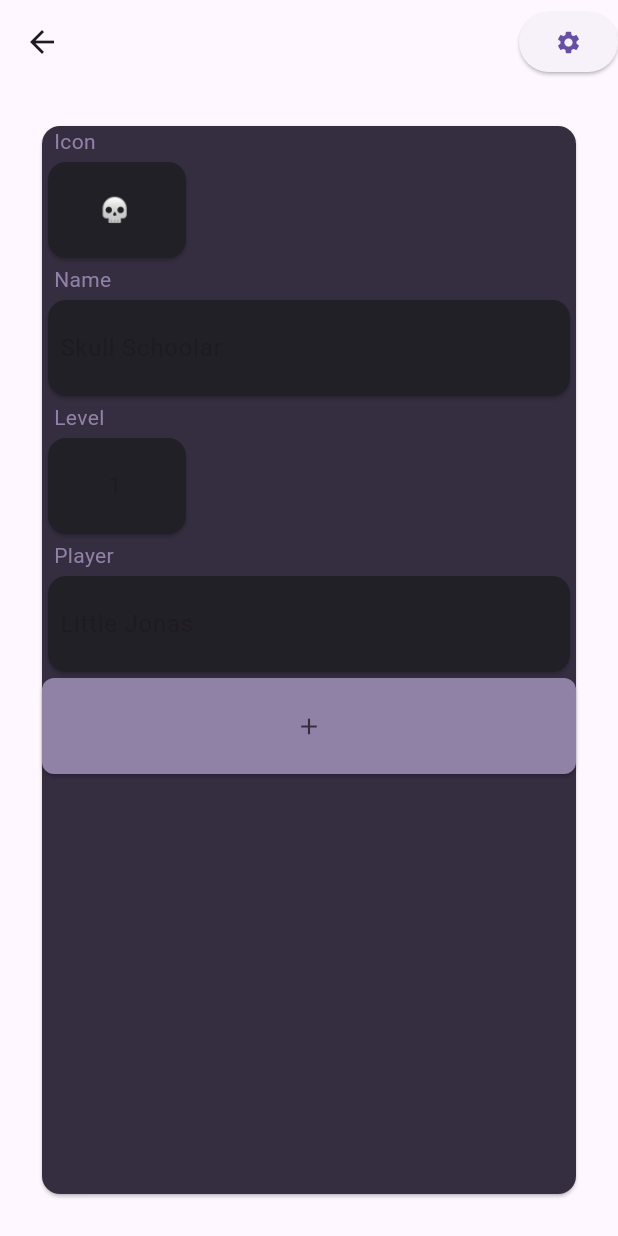
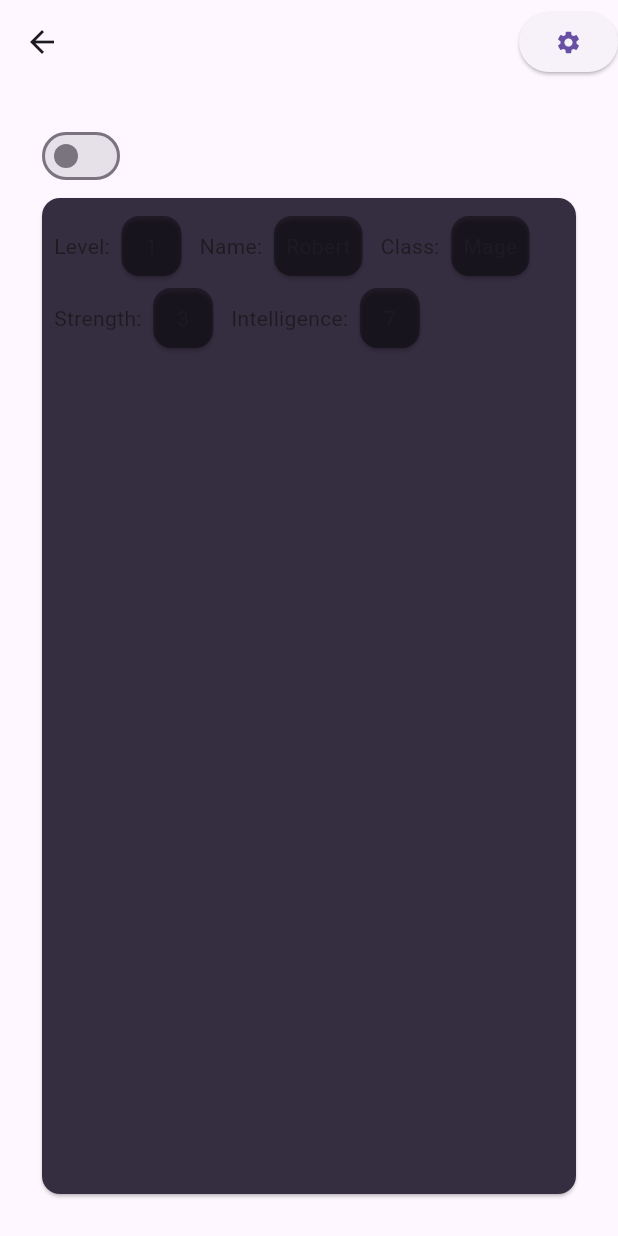
Before and after one commit to ever-jr/easy_rpg, a Flutter app: the CharacterPage screen opened by its route, on a phone screen of 412 x 824 dp. Run offline on Flutter 3.47's test engine with Material 3 defaults, Android fonts, the phone set to English and light mode, and no system bars; generated files the repository leaves out were written again.

Commit message:
projeto nao finalizado

```diff
--- a/lib/main.dart
+++ b/lib/main.dart
@@ -1,13 +1,22 @@
+import 'package:easy_rpg/src/data/character_properties.dart';
 import 'package:flutter/material.dart';
-
 import 'src/app.dart';
 import 'src/settings/settings_controller.dart';
 import 'src/settings/settings_service.dart';
 
 void main() async {
+  WidgetsFlutterBinding.ensureInitialized();
+
   // Set up the SettingsController, which will glue user settings to multiple
   // Flutter Widgets.
   final settingsController = SettingsController(SettingsService());
+  final initialCharacterProperties = CharacterProperties([
+    CharacterProperty(name: "Level", value: 1),
+    CharacterProperty(name: "Name", value: "Robert"),
+    CharacterProperty(name: "Class", value: "Mage"),
+    CharacterProperty(name: "Strength", value: 3),
+    CharacterProperty(name: "Intelligence", value: 7),
+  ]);
 
   // Load the user's preferred theme while the splash screen is displayed.
   // This prevents a sudden theme change when the app is first displayed.
@@ -16,5 +25,8 @@ void main() async {
   // Run the app and pass in the SettingsController. The app listens to the
   // SettingsController for changes, then passes it further down to the
   // SettingsView.
-  runApp(MyApp(settingsController: settingsController));
+  runApp(MyApp(
+    settingsController: settingsController,
+    characterProperties: initialCharacterProperties,
+  ));
 }
--- /dev/null
+++ b/lib/models/player.dart
@@ -0,0 +1,57 @@
+import 'package:easy_rpg/src/data/character_properties.dart';
+import 'package:flutter/material.dart';
+
+
+class Identifier {
+  final int id;
+  const Identifier(this.id);
+}
+
+enum PlayerOnlineState { online, offline }
+
+class Player {
+  Player({
+    required this.id,
+    this.character,
+    this.onlineState = PlayerOnlineState.offline,
+  });
+
+  final Identifier id;
+  PlayerOnlineState onlineState;
+
+  Character? character;
+}
+
+class PlayerNotifier extends ChangeNotifier {
+  Player? _player;
+  Player? get player => _player;
+
+  bool get isLoggedIn => player != null;
+
+  void setPlayer(Identifier id) {
+    _player = Player(id: id);
+    notifyListeners();
+  }
+
+  void logout() {
+    _player = null;
+    notifyListeners();
+  }
+}
+
+
+class Character {
+  Character({
+    required this.id,
+    required this.name,
+    required this.properties,
+  });
+
+  final Identifier id;
+  final String name;
+  final CharacterProperties properties;
+  MapPosition? mapPosition;
+}
+
+
+class MapPosition {}
--- a/lib/src/app.dart
+++ b/lib/src/app.dart
@@ -1,7 +1,12 @@
+import 'package:easy_rpg/models/player.dart';
+import 'package:easy_rpg/src/components/map.dart';
+import 'package:easy_rpg/src/data/character_properties.dart';
 import 'package:easy_rpg/src/pages/character_page.dart';
 import 'package:easy_rpg/src/pages/chat_page.dart';
-import 'package:easy_rpg/src/pages/home_page.dart';
+import 'package:easy_rpg/src/pages/login_page.dart';
+import 'package:easy_rpg/src/pages/world_map_page.dart';
 import 'package:easy_rpg/src/pages/items_page.dart';
+import 'package:easy_rpg/src/parser/cartography.dart';
 import 'package:flutter/material.dart';
 import 'package:flutter_gen/gen_l10n/app_localizations.dart';
 import 'package:flutter_localizations/flutter_localizations.dart';
@@ -12,13 +17,23 @@ import 'settings/settings_controller.dart';
 import 'settings/settings_view.dart';
 
 /// The Widget that configures your application.
-class MyApp extends StatelessWidget {
+class MyApp extends StatefulWidget {
   const MyApp({
     super.key,
     required this.settingsController,
+    required this.characterProperties,
   });
 
   final SettingsController settingsController;
+
+  final CharacterProperties characterProperties;
+
+  @override
+  State<MyApp> createState() => _MyAppState();
+}
+
+class _MyAppState extends State<MyApp> {
+  final playerNotifier = PlayerNotifier();
 
   @override
   Widget build(BuildContext context) {
@@ -27,7 +42,7 @@ class MyApp extends StatelessWidget {
     // The ListenableBuilder Widget listens to the SettingsController for changes.
     // Whenever the user updates their settings, the MaterialApp is rebuilt.
     return ListenableBuilder(
-      listenable: settingsController,
+      listenable: widget.settingsController,
       builder: (BuildContext context, Widget? child) {
         return MaterialApp(
           // Providing a restorationScopeId allows the Navigator built by the
@@ -64,7 +79,7 @@ class MyApp extends StatelessWidget {
           // SettingsController to display the correct theme.
           theme: ThemeData(),
           darkTheme: ThemeData.dark(),
-          themeMode: settingsController.themeMode,
+          themeMode: widget.settingsController.themeMode,
 
           // Define a function to handle named routes in order to support
           // Flutter web url navigation and deep linking.
@@ -73,9 +88,6 @@ class MyApp extends StatelessWidget {
               settings: routeSettings,
               builder: (BuildContext context) {
                 switch (routeSettings.name) {
-                  case HomePage.routeName:
-                    return const HomePage();
-
                   case ChatPage.routeName:
                     return const ChatPage();
 
@@ -83,17 +95,32 @@ class MyApp extends StatelessWidget {
                     return const ItemsPage();
 
                   case CharacterPage.routeName:
-                    return const CharacterPage();
+                    return CharacterPage(
+                        characterProperties: widget.characterProperties);
 
                   case SettingsView.routeName:
-                    return SettingsView(controller: settingsController);
+                    return SettingsView(controller: widget.settingsController);
 
                   case SampleItemDetailsView.routeName:
                     return const SampleItemDetailsView();
 
                   case SampleItemListView.routeName:
+                  case WorldMapPage.routeName:
                   default:
-                    return const HomePage();
+                    return ListenableBuilder(
+                      listenable: playerNotifier,
+                      builder: (BuildContext context, Widget? child) {
+                        if (!playerNotifier.isLoggedIn) {
+                          return LoginPage(playerNotifier: playerNotifier);
+                        }
+
+                        return WorldMapPage(
+                          map: GridMap(
+                            elements: Cartography.dataIntoList(mapExample),
+                          ),
+                        );
+                      },
+                    );
                 }
               },
             );
--- /dev/null
+++ b/lib/src/data/character_properties.dart
@@ -0,0 +1,24 @@
+class CharacterProperties {
+  final List<CharacterProperty> _properties;
+
+  CharacterProperties(this._properties);
+
+  int get length => _properties.length;
+
+  CharacterProperty at(int index) {
+    return _properties.elementAt(index);
+  }
+}
+
+class CharacterProperty {
+  final String name;
+  dynamic value;
+
+  CharacterProperty({required this.name, this.value});
+
+  void setValue(dynamic newValue) {
+    if (value != newValue) {
+      value = newValue;
+    }
+  }
+}
--- a/lib/src/pages/character_page.dart
+++ b/lib/src/pages/character_page.dart
@@ -1,28 +1,86 @@
+import 'package:easy_rpg/src/data/character_properties.dart';
 import 'package:easy_rpg/src/settings/color_palette.dart';
 import 'package:flutter/material.dart';
 
+const characterSheetData = {
+  "type": "sheet",
+  "content": [
+    {
+      "name": "level",
+      "type": "number",
+      "size": 0,
+      "value": 1
+    },
+    {
+      "name": "class",
+      "type": "text",
+      "size": 1,
+      "value": "warrior"
+    },
+
+    {
+      "name": "health",
+      "type": "text",
+      "size": 1,
+      "value": 9
+    },
+
+    {
+      "name": "max_health",
+      "type": "text",
+      "size": 1,
+      "value": 10
+    },
+
+    {
+      "name": "health_bar",
+      "type": "text",
+      "size": 1,
+      "value": "{health}/{max_health}",
+      "readonly": true
+    },
+
+    {
+      "name": "dexterity",
+      "type": "number",
+      "size": 0,
+      "value": 12
+    },
+    {
+      "name": "strength",
+      "type": "number",
+      "size": 0,
+      "value": 8
+    },
+    {
+      "name": "intelligence",
+      "type": "number",
+      "size": 0,
+      "value": 16
+    },
+  ]
+};
+
+
+enum SheetInputType {
+  small, medium, big
+}
+
 class CharacterPage extends StatefulWidget {
   static const String routeName = '/character';
+  final CharacterProperties characterProperties;
 
-  const CharacterPage({super.key});
+  const CharacterPage({super.key, required this.characterProperties});
 
   @override
   State<CharacterPage> createState() => _CharacterPageState();
 }
 
 class _CharacterPageState extends State<CharacterPage> {
-  final iconController = TextEditingController();
-  final nameController = TextEditingController();
-  final levelController = TextEditingController();
-  final playerController = TextEditingController();
+  bool isEditing = false;
 
   @override
   Widget build(BuildContext context) {
-    iconController.text = "💀";
-    nameController.text = "Skull Schoolar";
-    levelController.text = "1";
-    playerController.text = "Little Jonas";
-
     return Scaffold(
       appBar: AppBar(
         actions: [
@@ -32,41 +90,43 @@ class _CharacterPageState extends State<CharacterPage> {
           ),
         ],
       ),
-      body: SizedBox(
+      body: Padding(
+        padding: const EdgeInsets.all(24.0),
+        child: SizedBox(
           height: double.infinity,
-        child: Padding(
-          padding: const EdgeInsets.all(24),
+          child: Column(
+            children: [
+              Row(
+                children: [
+                  Switch(
+                    value: isEditing,
+                    onChanged: (bool newValue) {
+                      setState(() {
+                        isEditing = !isEditing;
+                      });
+                    },
+                  ),
+                  Text(isEditing ? "Editing" : ""),
+                ],
+              ),
+              Expanded(
+                child: SizedBox(
+                  width: double.infinity,
                   child: Card(
                     color: ColorPalette.lessDark,
-            child: Wrap(
-              alignment: WrapAlignment.spaceBetween,
-              spacing: 12.0,
-              children: [
-                SheetInput(
-                  title: "Icon",
-                  controller: iconController,
-                  width: 100,
-                  textAlign: TextAlign.center,
+                    child: Padding(
+                      padding: const EdgeInsets.all(8.0),
+                      child: !isEditing
+                          ? _NormalCharacterSheet(properties: widget.characterProperties)
+                          : Container(
+                              color: Colors.red,
+                              child: const Placeholder(),
                             ),
-                SheetInput(
-                  title: "Name",
-                  controller: nameController,
-                  width: 480,
                     ),
-                SheetInput(
-                  title: "Level",
-                  controller: levelController,
-                  width: 100,
-                  textAlign: TextAlign.center,
                   ),
-                SheetInput(
-                  title: "Player",
-                  controller: playerController,
-                  width: 480,
                 ),
-                const SheetAddInputButton(),
+              ),
             ],
-            ),
           ),
         ),
       ),
@@ -74,77 +134,42 @@ class _CharacterPageState extends State<CharacterPage> {
   }
 }
 
-class SheetInput extends StatelessWidget {
-  static const double _padding = 8.0;
+class _NormalCharacterSheet extends StatelessWidget {
+  final CharacterProperties properties;
 
-  final String title;
-  final TextEditingController controller;
-  final double width;
-  final TextAlign textAlign;
-
-  const SheetInput({
-    super.key,
-    required this.title,
-    required this.controller,
-    this.width = double.infinity,
-    this.textAlign = TextAlign.left,
-  });
+  const _NormalCharacterSheet({required this.properties});
 
   @override
   Widget build(BuildContext context) {
-    return Column(
-      mainAxisAlignment: MainAxisAlignment.start,
-      crossAxisAlignment: CrossAxisAlignment.start,
+    return Wrap(
+      children: List.generate(properties.length, (int index) {
+        final CharacterProperty prop = properties.at(index);
+        return Padding(
+          padding: EdgeInsets.only(
+            right: index < properties.length - 1
+              ? 8.0
+              : 0.0,
+          ),
+          child: Row(
             mainAxisSize: MainAxisSize.min,
             children: [
-        Padding(
-          padding: const EdgeInsets.symmetric(horizontal: _padding),
-          child: Text(
-            title,
-            style: const TextStyle(color: ColorPalette.light),
-          ),
-        ),
-        SizedBox(
-          width: width,
+              Text("${prop.name}: "),
+              ConstrainedBox(
+                constraints: const BoxConstraints(minWidth: 48, minHeight: 48),
                 child: Card(
-            color: ColorPalette.dark,
+                  color: Colors.black38,
                   child: Padding(
-              padding: const EdgeInsets.all(_padding),
-              child: TextField(
-                controller: controller,
-                textAlign: textAlign,
-                decoration: const InputDecoration(border: InputBorder.none),
+                    padding: const EdgeInsets.all(8.0),
+                    child: Center(
+                      child: Text(prop.value.toString()),
                     ),
                   ),
                 ),
               ),
             ],
+          ),
+        );
+      }),
     );
   }
 }
-
-
-class SheetAddInputButton extends StatelessWidget {
-  const SheetAddInputButton({
-    super.key,
-  });
-
-  @override
-  Widget build(BuildContext context) {
-    return SizedBox(
-      width: double.infinity,
-      child: ElevatedButton(
-        onPressed: () {},
-        style: ElevatedButton.styleFrom(
-          shape: const RoundedRectangleBorder(
-            borderRadius: BorderRadius.all(Radius.circular(8)),
-          ),
-          backgroundColor: ColorPalette.light,
-          foregroundColor: ColorPalette.lessDark,
-          minimumSize: const Size.fromHeight(64),
-        ),
-        child: const Icon(Icons.add),
-      ),
-    );
-  }
-}
--- a/pubspec.yaml
+++ b/pubspec.yaml
@@ -15,6 +15,8 @@ dependencies:
   flutter_localizations:
     sdk: flutter
 
+  http: ^1.3.0
+
 dev_dependencies:
   flutter_test:
     sdk: flutter
```
Also changed, not shown: lib/data/rpg_database.dart (added, +53 -0 lines), lib/src/components/map.dart (+111 -10 lines), lib/src/pages/login_page.dart (added, +88 -0 lines), lib/src/pages/world_map_page.dart (renamed from lib/src/pages/home_page.dart, +39 -7 lines), pubspec.lock, 5 other files. Lines whose indentation alone changed are shown as unchanged.
